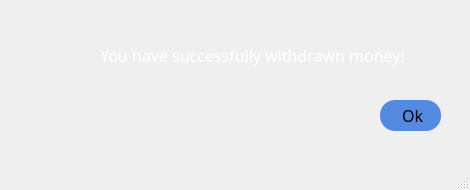
First picture: the form in successfulwithdraw.ui, repository Regulus-Cor-Leonis/Cash-Machine-simulation, before the edit.
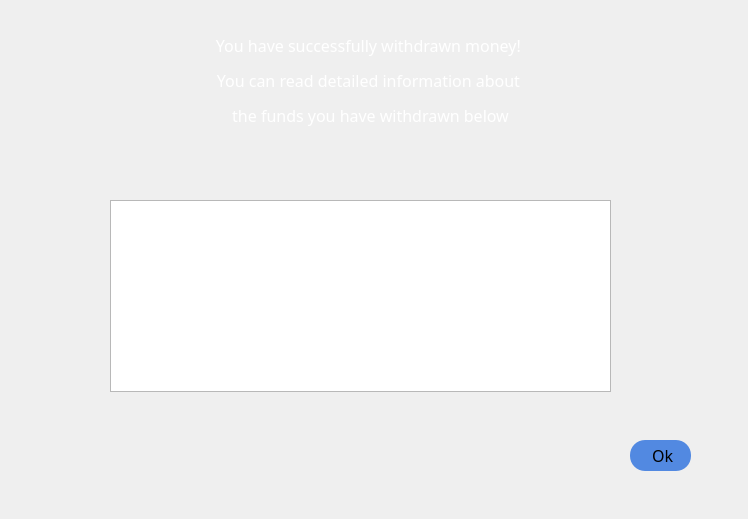
Second picture: the form after the edit. Icons and pictures are not drawn.

```diff
--- a/successfulwithdraw.ui
+++ b/successfulwithdraw.ui
@@ -6,8 +6,8 @@
    <rect>
     <x>0</x>
     <y>0</y>
-    <width>470</width>
-    <height>190</height>
+    <width>748</width>
+    <height>519</height>
    </rect>
   </property>
   <property name="windowTitle">
@@ -19,8 +19,8 @@
      <rect>
       <x>0</x>
       <y>0</y>
-      <width>470</width>
-      <height>190</height>
+      <width>751</width>
+      <height>501</height>
      </rect>
     </property>
     <property name="autoFillBackground">
@@ -41,10 +41,10 @@
    <widget class="QLabel" name="label_6">
     <property name="geometry">
      <rect>
-      <x>100</x>
+      <x>170</x>
       <y>30</y>
-      <width>351</width>
-      <height>51</height>
+      <width>401</width>
+      <height>101</height>
      </rect>
     </property>
     <property name="font">
@@ -57,7 +57,7 @@
      <string notr="true">color: rgb(255, 255, 255);</string>
     </property>
     <property name="text">
-     <string>You have successfully withdrawn money!</string>
+     <string>&lt;html&gt;&lt;head/&gt;&lt;body&gt;&lt;p align=&quot;center&quot;&gt;You have successfully withdrawn money! &lt;/p&gt;&lt;p align=&quot;center&quot;&gt;You can read detailed information about &lt;/p&gt;&lt;p align=&quot;center&quot;&gt;the funds you have withdrawn below&lt;/p&gt;&lt;/body&gt;&lt;/html&gt;</string>
     </property>
    </widget>
    <widget class="QFrame" name="frame_2">
@@ -66,8 +66,8 @@
     </property>
     <property name="geometry">
      <rect>
-      <x>340</x>
-      <y>70</y>
+      <x>590</x>
+      <y>410</y>
       <width>141</width>
       <height>81</height>
      </rect>
@@ -124,6 +124,32 @@
      </property>
     </widget>
    </widget>
+   <widget class="QTableView" name="tableView">
+    <property name="geometry">
+     <rect>
+      <x>110</x>
+      <y>200</y>
+      <width>501</width>
+      <height>192</height>
+     </rect>
+    </property>
+   </widget>
+   <widget class="QLabel" name="label">
+    <property name="geometry">
+     <rect>
+      <x>330</x>
+      <y>130</y>
+      <width>61</width>
+      <height>51</height>
+     </rect>
+    </property>
+    <property name="styleSheet">
+     <string notr="true">border-image: url(:/images/sources/Arrow.png);</string>
+    </property>
+    <property name="text">
+     <string/>
+    </property>
+   </widget>
   </widget>
   <widget class="QMenuBar" name="menubar">
    <property name="geometry">
@@ -135,7 +161,6 @@
     </rect>
    </property>
   </widget>
-  <widget class="QStatusBar" name="statusbar"/>
  </widget>
  <resources>
   <include location="sources.qrc"/>
```
Left out of the diff: 2 changed lines with no effect on the pictures.
